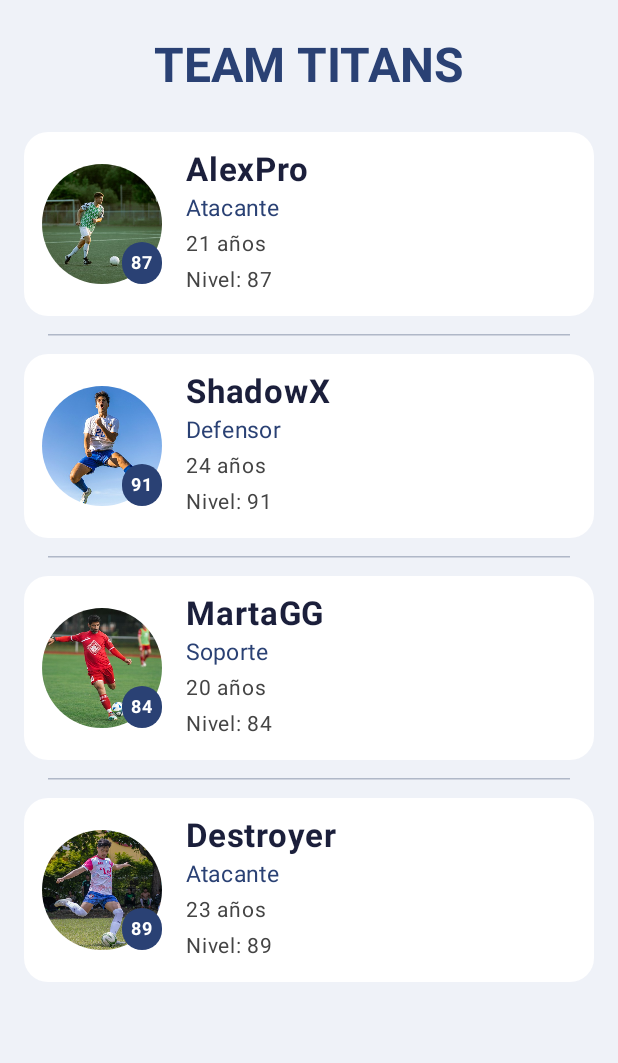
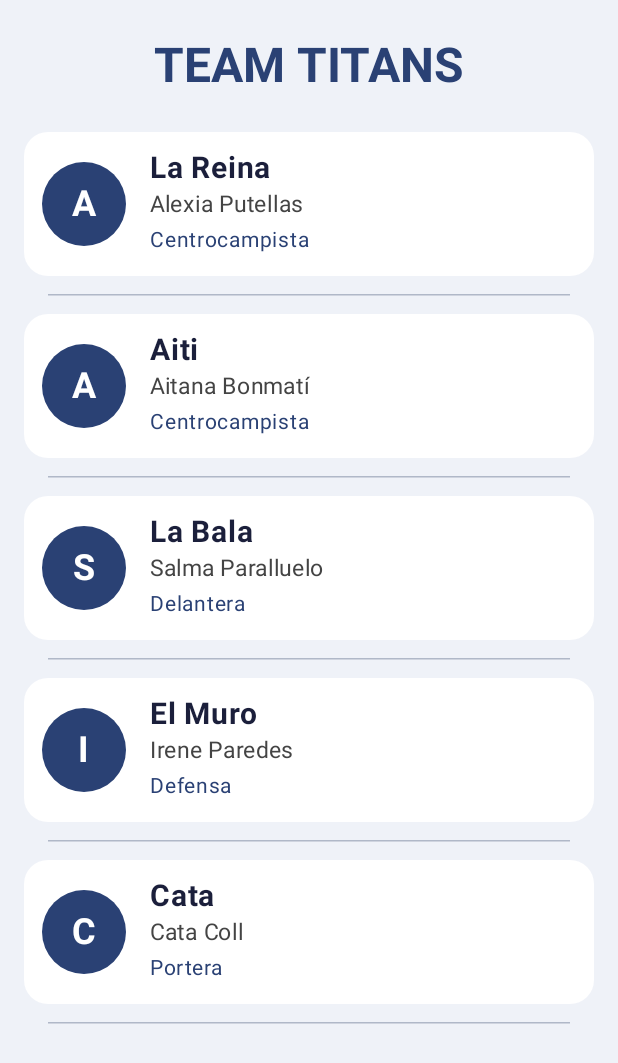
Before and after one commit to aiserte-dam/Practica3EquipoEsports, an Android app built with Jetpack Compose: the screen it shows after launch (MainActivity), on a phone screen of 412 x 824 dp. Shown: the top 1063 px of the screen. Run offline under Robolectric (Android 15) with nearby library versions, the phone set to English and light mode, and no system bars.

Commit message:
Ejercicio 1. data class + lista de estado + LazyColumn con key

```diff
--- a/app/src/main/java/com/example/pmdm_practica3_equipoesports/MainActivity.kt
+++ b/app/src/main/java/com/example/pmdm_practica3_equipoesports/MainActivity.kt
@@ -32,6 +32,7 @@ import androidx.compose.ui.tooling.preview.Preview
 import androidx.compose.ui.unit.dp
 import androidx.compose.ui.unit.sp
 import com.example.pmdm_practica3_equipoesports.ui.theme.PMDMPractica3EquipoEsportsTheme
+import com.example.pmdm_practica3_equipoesports.ui.theme.PantallaEquipo
 
 class MainActivity : ComponentActivity() {
     override fun onCreate(savedInstanceState: Bundle?) {
@@ -47,7 +48,7 @@ class MainActivity : ComponentActivity() {
 
 // ---------- PANTALLA PRINCIPAL (requisitos 1, 2, 6, 7) ----------
 @Composable
-fun PantallaEquipo() {
+fun PantallaEquipoOld() {
     Column(
         modifier = Modifier
             .fillMaxSize()                       // ocupa toda la pantalla
--- /dev/null
+++ b/app/src/main/java/com/example/pmdm_practica3_equipoesports/data/Juagador.kt
@@ -0,0 +1,20 @@
+package com.example.pmdm_practica3_equipoesports.data
+
+import androidx.compose.runtime.mutableStateListOf
+
+data class Jugador(
+    val id: Int,
+    val nombre: String,
+    val nickname: String,
+    val rol: String
+)
+
+object JugadoresEjemplo {
+    val jugadores = mutableStateListOf(
+        Jugador(id = 1, nombre = "Alexia Putellas", nickname = "La Reina", rol = "Centrocampista"),
+        Jugador(id = 2, nombre = "Aitana Bonmatí", nickname = "Aiti", rol = "Centrocampista"),
+        Jugador(id = 3, nombre = "Salma Paralluelo", nickname = "La Bala", rol = "Delantera"),
+        Jugador(id = 4, nombre = "Irene Paredes", nickname = "El Muro", rol = "Defensa"),
+        Jugador(id = 5, nombre = "Cata Coll", nickname = "Cata", rol = "Portera")
+    )
+}
--- /dev/null
+++ b/app/src/main/java/com/example/pmdm_practica3_equipoesports/ui/theme/PantallaEquipo.kt
@@ -0,0 +1,137 @@
+package com.example.pmdm_practica3_equipoesports.ui.theme
+
+import android.os.Bundle
+import androidx.activity.ComponentActivity
+import androidx.activity.compose.setContent
+import androidx.activity.enableEdgeToEdge
+import androidx.compose.foundation.background
+import androidx.compose.foundation.layout.Box
+import androidx.compose.foundation.layout.Column
+import androidx.compose.foundation.layout.Row
+import androidx.compose.foundation.layout.fillMaxSize
+import androidx.compose.foundation.layout.fillMaxWidth
+import androidx.compose.foundation.layout.padding
+import androidx.compose.foundation.layout.size
+import androidx.compose.foundation.layout.statusBarsPadding
+import androidx.compose.foundation.lazy.LazyColumn
+import androidx.compose.foundation.lazy.items
+import androidx.compose.foundation.shape.CircleShape
+import androidx.compose.foundation.shape.RoundedCornerShape
+import androidx.compose.material3.HorizontalDivider
+import androidx.compose.material3.MaterialTheme
+import androidx.compose.material3.Text
+import androidx.compose.runtime.Composable
+import androidx.compose.ui.Alignment
+import androidx.compose.ui.Modifier
+import androidx.compose.ui.draw.clip
+import androidx.compose.ui.graphics.Color
+import androidx.compose.ui.text.font.FontWeight
+import androidx.compose.ui.tooling.preview.Preview
+import androidx.compose.ui.unit.dp
+import androidx.compose.ui.unit.sp
+import com.example.pmdm_practica3_equipoesports.data.Jugador
+import com.example.pmdm_practica3_equipoesports.data.JugadoresEjemplo
+import com.example.pmdm_practica3_equipoesports.ui.theme.PMDMPractica3EquipoEsportsTheme
+
+
+@Composable
+fun PantallaEquipo() {
+    // Lista observable: al añadir/borrar/editar, la UI se recompone sola
+    val jugadores = JugadoresEjemplo.jugadores
+
+    Column(
+        modifier = Modifier
+            .fillMaxSize()
+            .background(Color(0xFFEFF2F8))
+            .statusBarsPadding()
+    ) {
+        Text(
+            text = "TEAM TITANS",
+            color = MaterialTheme.colorScheme.primary,
+            style = MaterialTheme.typography.headlineLarge,
+            fontWeight = FontWeight.Bold,
+            modifier = Modifier
+                .align(Alignment.CenterHorizontally)
+                .padding(top = 24.dp, bottom = 16.dp)
+        )
+
+        // weight(1f): la lista ocupa el espacio restante (y deja sitio
+        // al formulario que añadiremos en el Bloque 2)
+        ListaJugadores(
+            jugadores = jugadores,
+            modifier = Modifier.weight(1f)
+        )
+    }
+}
+
+// ---------- LISTA (Actividad 3) ----------
+@Composable
+fun ListaJugadores(
+    jugadores: List<Jugador>,
+    modifier: Modifier = Modifier
+) {
+    LazyColumn(modifier = modifier.fillMaxWidth()) {
+        // key = id → cada fila tiene identidad estable al borrar/editar
+        items(jugadores, key = { it.id }) { jugador ->
+            JugadorItem(jugador = jugador)
+            HorizontalDivider(
+                modifier = Modifier.padding(horizontal = 32.dp, vertical = 4.dp),
+                thickness = 1.dp,
+                color = Color(0xFFB0B8C8)
+            )
+        }
+    }
+}
+
+// ---------- FILA DE UN JUGADOR ----------
+@Composable
+fun JugadorItem(jugador: Jugador, modifier: Modifier = Modifier) {
+    Row(
+        modifier = modifier
+            .fillMaxWidth()
+            .padding(horizontal = 16.dp, vertical = 8.dp)
+            .clip(RoundedCornerShape(16.dp))
+            .background(Color.White)
+            .padding(12.dp),
+        verticalAlignment = Alignment.CenterVertically
+    ) {
+        // Avatar circular con la inicial: mantiene el estilo de la práctica 3
+        // no necesita una foto por jugadora
+        Box(
+            modifier = Modifier
+                .size(56.dp)
+                .clip(CircleShape)
+                .background(MaterialTheme.colorScheme.primary),
+            contentAlignment = Alignment.Center
+        ) {
+            Text(
+                text = jugador.nombre.take(1),
+                color = Color.White,
+                fontSize = 24.sp,
+                fontWeight = FontWeight.Bold
+            )
+        }
+
+        Column(modifier = Modifier.padding(start = 16.dp)) {
+            Text(
+                text = jugador.nickname,
+                fontSize = 20.sp,
+                fontWeight = FontWeight.Bold,
+                color = Color(0xFF1B1F3B)
+            )
+            Text(text = jugador.nombre, fontSize = 15.sp, color = Color.DarkGray)
+            Text(text = jugador.rol, fontSize = 14.sp, color = MaterialTheme.colorScheme.primary)
+        }
+    }
+}
+
+// ---------- PREVIEW ----------
+@Preview(showBackground = true)
+@Composable
+fun JugadorItemPreview() {
+    PMDMPractica3EquipoEsportsTheme {
+        JugadorItem(
+            jugador = Jugador(1, "Alexia Putellas", "La Reina", "Centrocampista")
+        )
+    }
+}
```
